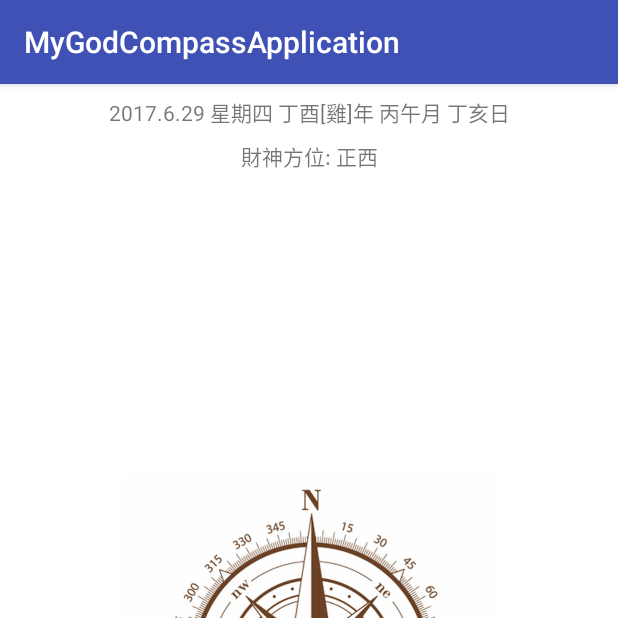
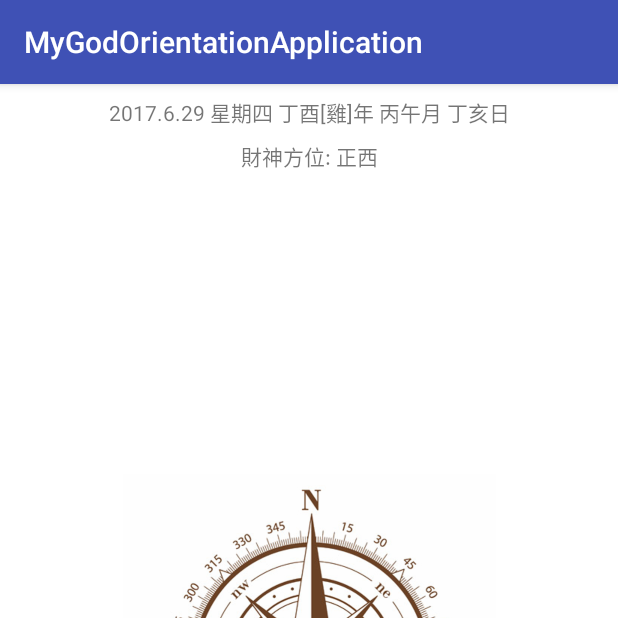
Before and after one commit to BryanYen0619/MyGodOrientationApplication, an Android app: the screen it shows after launch (MainActivity), on a phone screen of 412 x 824 dp, the top half of it. Run offline under Robolectric (Android 15) with nearby library versions, the phone set to English and light mode, and no system bars.

Commit message:
# refactor

```diff
--- a/app/build.gradle
+++ b/app/build.gradle
@@ -4,7 +4,7 @@ android {
     compileSdkVersion 26
     buildToolsVersion "26.0.0"
     defaultConfig {
-        applicationId "com.example.bryanyen.godcompassapplication"
+        applicationId 'com.example.bryanyen.godorientationapplication'
         minSdkVersion 16
         targetSdkVersion 26
         versionCode 1
@@ -17,10 +17,12 @@ android {
             proguardFiles getDefaultProguardFile('proguard-android.txt'), 'proguard-rules.pro'
         }
     }
+    productFlavors {
+    }
 }
 
 dependencies {
-    compile fileTree(dir: 'libs', include: ['*.jar'])
+    compile fileTree(include: ['*.jar'], dir: 'libs')
     androidTestCompile('com.android.support.test.espresso:espresso-core:2.2.2', {
         exclude group: 'com.android.support', module: 'support-annotations'
     })
--- a/app/src/main/AndroidManifest.xml
+++ b/app/src/main/AndroidManifest.xml
@@ -1,6 +1,6 @@
 <?xml version="1.0" encoding="utf-8"?>
 <manifest xmlns:android="http://schemas.android.com/apk/res/android"
-          package="com.example.bryanyen.godcompassapplication">
+          package="com.example.bryanyen.godorientationapplication">
 
     <application
         android:allowBackup="true"
--- a/app/src/main/java/com/example/bryanyen/godcompassapplication/MainActivity.java
+++ /dev/null
@@ -1,192 +0,0 @@
-package com.example.bryanyen.godcompassapplication;
-
-import android.hardware.Sensor;
-import android.hardware.SensorEvent;
-import android.hardware.SensorEventListener;
-import android.hardware.SensorManager;
-import android.os.Bundle;
-import android.support.v7.app.AppCompatActivity;
-import android.view.View;
-import android.view.animation.Animation;
-import android.view.animation.LinearInterpolator;
-import android.view.animation.RotateAnimation;
-import android.widget.ImageView;
-import android.widget.TextView;
-
-import java.util.Date;
-
-public class MainActivity extends AppCompatActivity {
-
-    private static final String TAG = "main";
-
-    private ImageView imageView;
-    private ImageView startImageView;
-    private TextView textView;
-
-    private SensorManager sensorManager;
-
-    private Sensor accelerometerSensor;
-    private Sensor magneticFieldSensor;
-    //    private Sensor orientationSensor;
-
-    private float[] accelerometerValues = new float[3];
-    private float[] magneticFieldValues = new float[3];
-    //    private float[] orientationValues = new float[3];
-
-    private float currentDegree = 0f;
-
-    private String whereGold;
-    private String compressText = "";
-
-    @Override
-    protected void onCreate(Bundle savedInstanceState) {
-        super.onCreate(savedInstanceState);
-        setContentView(R.layout.activity_main);
-
-        imageView = (ImageView) findViewById(R.id.imageView);
-        imageView.setDrawingCacheEnabled(true);
-
-        startImageView = (ImageView) findViewById(R.id.imageView3);
-
-        textView = (TextView) findViewById(R.id.textView);
-
-        sensorManager = (SensorManager) getSystemService(SENSOR_SERVICE);
-
-        accelerometerSensor = sensorManager.getDefaultSensor(Sensor.TYPE_ACCELEROMETER);
-        magneticFieldSensor = sensorManager.getDefaultSensor(Sensor.TYPE_MAGNETIC_FIELD);
-        //        orientationSensor = sensorManager.getDefaultSensor(Sensor.TYPE_ORIENTATION);
-
-
-        GoldDate goldDate = new GoldDate(new Date());
-        //                Log.d(TAG, "date :" + goldDate.getLunarDate());
-        //        Log.d(TAG, "date :" + goldDate.getLunarDay());
-        whereGold = goldDate.getMoneyGodData(getApplication());
-        //        Log.d(TAG, "gold :" + whereGold);
-
-        TextView textView = (TextView) findViewById(R.id.textView2);
-        textView.setText(goldDate.getLunarDate());
-
-        TextView whereGoldTextView = (TextView) findViewById(R.id.textView4);
-        whereGoldTextView.setText("財神方位: " + whereGold);
-
-        calculationOrientation();
-
-    }
-
-    @Override
-    protected void onResume() {
-        super.onResume();
-        sensorManager.registerListener(sensorEventListener, accelerometerSensor, SensorManager
-                .SENSOR_DELAY_NORMAL);
-        sensorManager.registerListener(sensorEventListener, magneticFieldSensor, SensorManager
-                .SENSOR_DELAY_NORMAL);
-        //        sensorManager.registerListener(sensorEventListener, orientationSensor, SensorManager
-        // .SENSOR_DELAY_NORMAL);
-
-        calculationOrientation();
-    }
-
-    public void onPause() {
-        sensorManager.unregisterListener(sensorEventListener);
-        super.onPause();
-    }
-
-    private SensorEventListener sensorEventListener = new SensorEventListener() {
-        public void onSensorChanged(SensorEvent sensorEvent) {
-
-            if (sensorEvent.sensor.getType() == Sensor.TYPE_MAGNETIC_FIELD) {
-                magneticFieldValues = sensorEvent.values;
-            }
-            if (sensorEvent.sensor.getType() == Sensor.TYPE_ACCELEROMETER) {
-                accelerometerValues = sensorEvent.values;
-            }
-
-            calculationOrientation();
-        }
-
-        @Override
-        public void onAccuracyChanged(Sensor sensor, int i) {
-
-        }
-    };
-
-    private void compassImageAnimation(float degree) {
-
-        RotateAnimation ra = new RotateAnimation(currentDegree, -degree, Animation.RELATIVE_TO_SELF, 0.5f,
-                Animation.RELATIVE_TO_SELF, 0.5f);
-        ra.setDuration(200);        // 動畫旋轉持續時間ms
-        ra.setFillAfter(true);      // 設置動畫結束後的保留狀態
-
-        LinearInterpolator linearInterpolator = new LinearInterpolator();   // 建立線性旋轉
-        ra.setInterpolator(linearInterpolator);
-
-        imageView.startAnimation(ra);
-        currentDegree = -degree;
-
-    }
-
-    private void calculationOrientation() {
-        float[] values = new float[3];
-        float[] rotation = new float[9];
-        SensorManager.getRotationMatrix(rotation, null, accelerometerValues, magneticFieldValues);
-        SensorManager.getOrientation(rotation, values);
-
-        // 極座標轉度
-        values[0] = (float) Math.toDegrees(values[0]);
-        //        Log.i(TAG, values[0] + "");
-        //values[1] = (float) Math.toDegrees(values[1]);
-        //values[2] = (float) Math.toDegrees(values[2]);
-
-        // 判斷座標落在的範圍
-        if (values[0] >= -11.25 && values[0] < 11.25) {
-            compressText = "北";
-        } else if (values[0] >= 11.25 && values[0] < 33.75) {
-            compressText = "東北偏北";
-        } else if (values[0] >= 33.75 && values[0] < 56.25) {
-            compressText = "東北";
-        } else if (values[0] >= 56.25 && values[0] < 78.75) {
-            compressText = "東北偏東";
-        } else if (values[0] >= 78.75 && values[0] < 102.25) {
-            compressText = "東";
-        } else if (values[0] >= 101.25 && values[0] < 123.75) {
-            compressText = "東南偏東";
-        } else if (values[0] >= 123.75 && values[0] < 146.25) {
-            compressText = "東南";
-        } else if (values[0] >= 146.25 && values[0] < 168.75) {
-            compressText = "東南偏南";
-        } else if (values[0] >= 168.75 && values[0] < -168.75) {
-            compressText = "南";
-        } else if (values[0] >= -168.75 && values[0] < -146.25) {
-            compressText = "西南偏南";
-        } else if (values[0] >= -146.25 && values[0] < -123.75) {
-            compressText = "西南";
-        } else if (values[0] >= -123.75 && values[0] < -102.25) {
-            compressText = "西南偏西";
-        } else if (values[0] >= -102.25 && values[0] < -78.75) {
-            compressText = "西";
-        } else if (values[0] >= -78.75 && values[0] < -56.25) {
-            compressText = "西北偏西";
-        } else if (values[0] >= -56.25 && values[0] < -33.75) {
-            compressText = "西北";
-        } else if (values[0] >= -33.75 && values[0] < -11.25) {
-            compressText = "西北偏北";
-        }
-
-        startImageView.setVisibility(View.INVISIBLE);
-        //        Log.i(TAG, compressText);
-        textView.setText(compressText);
-
-        compassImageAnimation(values[0]);
-        godImageShow(compressText, values[0]);
-    }
-
-    private void godImageShow(String compress, float value) {
-        if (compress.length() == 1) {
-            compress = "正" + compress;
-        }
-        if (compress.equals(whereGold)) {
-
-            startImageView.setVisibility(View.VISIBLE);
-        }
-    }
-}
--- a/app/src/main/java/com/example/bryanyen/godcompassapplication/DataBaseHelper.java
+++ b/app/src/main/java/com/example/bryanyen/godorientationapplication/DataBaseHelper.java
@@ -1,4 +1,4 @@
-package com.example.bryanyen.godcompassapplication;
+package com.example.bryanyen.godorientationapplication;
 
 import android.content.Context;
 import android.database.SQLException;
--- a/app/src/main/java/com/example/bryanyen/godcompassapplication/GoldDate.java
+++ b/app/src/main/java/com/example/bryanyen/godorientationapplication/LunarCalendar.java
@@ -1,4 +1,4 @@
-package com.example.bryanyen.godcompassapplication;
+package com.example.bryanyen.godorientationapplication;
 
 import android.content.Context;
 import android.database.Cursor;
@@ -18,7 +18,7 @@ import java.util.Locale;
  * 農曆計算工具
  */
 
-public class GoldDate {
+public class LunarCalendar {
 
     private static final String TAG = "godData";
 
@@ -63,12 +63,12 @@ public class GoldDate {
     private static String[] monthNong = {"正", "正", "二", "三", "四", "五", "六", "七", "八", "九", "十", "十一", "十二"};
     private static String[] yearName = {"零", "壹", "貳", "叁", "肆", "伍", "陸", "柒", "捌", "玖"};
 
-    public GoldDate() {
+    public LunarCalendar() {
         this.calendar = Calendar.getInstance(Locale.SIMPLIFIED_CHINESE);
         convert();// 轉換日期
     }
 
-    public GoldDate(int year, int month, int day) {
+    public LunarCalendar(int year, int month, int day) {
         calendar = Calendar.getInstance();
         calendar.set(year, month - 1, day);
         convert();// 轉換日期
@@ -81,19 +81,19 @@ public class GoldDate {
      * @param hourOfDay 24小時制(0-23)
      * @param minute    分鐘
      */
-    public GoldDate(int year, int month, int day, int hourOfDay, int minute) {
+    public LunarCalendar(int year, int month, int day, int hourOfDay, int minute) {
         calendar = Calendar.getInstance();
         calendar.set(year, month - 1, day, hourOfDay, minute);
         convert();// 轉換日期
     }
 
-    public GoldDate(Date date) {
+    public LunarCalendar(Date date) {
         calendar = Calendar.getInstance();
         calendar.setTime(date);
         convert();// 轉換日期
     }
 
-    public GoldDate(Calendar calendar) {
+    public LunarCalendar(Calendar calendar) {
         this.calendar = calendar;
         convert();// 轉換日期
     }
--- /dev/null
+++ b/app/src/main/java/com/example/bryanyen/godorientationapplication/MainActivity.java
@@ -0,0 +1,211 @@
+package com.example.bryanyen.godorientationapplication;
+
+import android.hardware.Sensor;
+import android.hardware.SensorEvent;
+import android.hardware.SensorEventListener;
+import android.hardware.SensorManager;
+import android.os.Bundle;
+import android.support.v7.app.AppCompatActivity;
+import android.view.View;
+import android.view.animation.Animation;
+import android.view.animation.AnimationUtils;
+import android.view.animation.LinearInterpolator;
+import android.view.animation.RotateAnimation;
+import android.widget.ImageView;
+import android.widget.TextView;
+
+import java.util.Date;
+
+public class MainActivity extends AppCompatActivity {
+
+    private static final String TAG = "main";
+
+    private ImageView mCompassImageView;
+    private ImageView mMoneyGodImageView;
+    private TextView mOrientationTextView;
+
+    private SensorManager mSensorManager;
+
+    private Sensor mAccelerometerSensor;
+    private Sensor mMagneticFieldSensor;
+
+    private float[] accelerometerValues = new float[3];
+    private float[] magneticFieldValues = new float[3];
+
+    private float currentDegree = 0f;
+
+    private String godOrientation;
+    private String compassOrientation;
+
+    private Animation mAlphaInAnimation;
+    private Animation mAlphaOutAnimation;
+
+    @Override
+    protected void onCreate(Bundle savedInstanceState) {
+        super.onCreate(savedInstanceState);
+        setContentView(R.layout.activity_main);
+
+        mCompassImageView = (ImageView) findViewById(R.id.imageView);
+        mMoneyGodImageView = (ImageView) findViewById(R.id.imageView3);
+        mOrientationTextView = (TextView) findViewById(R.id.textView);
+        TextView textView = (TextView) findViewById(R.id.textView2);
+        TextView whereGoldTextView = (TextView) findViewById(R.id.textView4);
+
+        mSensorManager = (SensorManager) getSystemService(SENSOR_SERVICE);
+        mAccelerometerSensor = mSensorManager.getDefaultSensor(Sensor.TYPE_ACCELEROMETER);
+        mMagneticFieldSensor = mSensorManager.getDefaultSensor(Sensor.TYPE_MAGNETIC_FIELD);
+
+        LunarCalendar lunarCalendar = new LunarCalendar(new Date());
+        godOrientation = lunarCalendar.getMoneyGodData(getApplication());
+
+        textView.setText(lunarCalendar.getLunarDate());
+        whereGoldTextView.setText("財神方位: " + godOrientation);
+        mCompassImageView.setDrawingCacheEnabled(true);
+
+        mAlphaInAnimation = AnimationUtils.loadAnimation(this, R.anim.solid_in);
+        mAlphaOutAnimation = AnimationUtils.loadAnimation(this, R.anim.solid_out);
+
+        getCompassOrientation();
+
+    }
+
+    @Override
+    protected void onResume() {
+        super.onResume();
+        mSensorManager.registerListener(sensorEventListener, mAccelerometerSensor, SensorManager
+                .SENSOR_DELAY_NORMAL);
+        mSensorManager.registerListener(sensorEventListener, mMagneticFieldSensor, SensorManager
+                .SENSOR_DELAY_NORMAL);
+
+        getCompassOrientation();
+    }
+
+    public void onPause() {
+        mSensorManager.unregisterListener(sensorEventListener);
+        super.onPause();
+    }
+
+    private SensorEventListener sensorEventListener = new SensorEventListener() {
+        public void onSensorChanged(SensorEvent sensorEvent) {
+
+            if (sensorEvent.sensor.getType() == Sensor.TYPE_MAGNETIC_FIELD) {
+                magneticFieldValues = sensorEvent.values;
+            }
+            if (sensorEvent.sensor.getType() == Sensor.TYPE_ACCELEROMETER) {
+                accelerometerValues = sensorEvent.values;
+            }
+
+            getCompassOrientation();
+        }
+
+        @Override
+        public void onAccuracyChanged(Sensor sensor, int i) {
+
+        }
+    };
+
+    private void compassImageAnimation(float degree) {
+
+        RotateAnimation ra = new RotateAnimation(currentDegree, -degree, Animation.RELATIVE_TO_SELF, 0.5f,
+                Animation.RELATIVE_TO_SELF, 0.5f);
+        ra.setDuration(200);        // 動畫旋轉持續時間ms
+        ra.setFillAfter(true);      // 設置動畫結束後的保留狀態
+
+        LinearInterpolator linearInterpolator = new LinearInterpolator();   // 建立線性旋轉
+        ra.setInterpolator(linearInterpolator);
+
+        mCompassImageView.startAnimation(ra);
+        currentDegree = -degree;
+
+    }
+
+    private void getCompassOrientation() {
+        float[] values = new float[3];
+        float[] rotation = new float[9];
+        SensorManager.getRotationMatrix(rotation, null, accelerometerValues, magneticFieldValues);
+        SensorManager.getOrientation(rotation, values);
+
+        // 極座標轉度
+        values[0] = (float) Math.toDegrees(values[0]);
+        //        Log.i(TAG, values[0] + "");
+        //values[1] = (float) Math.toDegrees(values[1]);
+        //values[2] = (float) Math.toDegrees(values[2]);
+
+        double maxValue = 0;
+        // 判斷座標落在的範圍
+        if (values[0] >= -11.25 && values[0] < 11.25) {
+            compassOrientation = "北";
+            maxValue = 0;
+        } else if (values[0] >= 11.25 && values[0] < 33.75) {
+            compassOrientation = "東北偏北";
+            maxValue = 22.5;
+        } else if (values[0] >= 33.75 && values[0] < 56.25) {
+            compassOrientation = "東北";
+            maxValue = 45;
+        } else if (values[0] >= 56.25 && values[0] < 78.75) {
+            compassOrientation = "東北偏東";
+            maxValue = 67.5;
+        } else if (values[0] >= 78.75 && values[0] < 102.25) {
+            compassOrientation = "東";
+            maxValue = 90;
+        } else if (values[0] >= 101.25 && values[0] < 123.75) {
+            compassOrientation = "東南偏東";
+            maxValue = 112.5;
+        } else if (values[0] >= 123.75 && values[0] < 146.25) {
+            compassOrientation = "東南";
+            maxValue = 135;
+        } else if (values[0] >= 146.25 && values[0] < 168.75) {
+            compassOrientation = "東南偏南";
+            maxValue = 157.5;
+        } else if (values[0] >= 168.75 && values[0] < -168.75) {
+            compassOrientation = "南";
+            maxValue = 180;
+        } else if (values[0] >= -168.75 && values[0] < -146.25) {
+            compassOrientation = "西南偏南";
+            maxValue = -157.5;
+        } else if (values[0] >= -146.25 && values[0] < -123.75) {
+            compassOrientation = "西南";
+            maxValue = -135;
+        } else if (values[0] >= -123.75 && values[0] < -102.25) {
+            compassOrientation = "西南偏西";
+            maxValue = -112.5;
+        } else if (values[0] >= -102.25 && values[0] < -78.75) {
+            compassOrientation = "西";
+            maxValue = -90;
+        } else if (values[0] >= -78.75 && values[0] < -56.25) {
+            compassOrientation = "西北偏西";
+            maxValue = -67.5;
+        } else if (values[0] >= -56.25 && values[0] < -33.75) {
+            compassOrientation = "西北";
+            maxValue = -45;
+        } else if (values[0] >= -33.75 && values[0] < -11.25) {
+            compassOrientation = "西北偏北";
+            maxValue = -22.5;
+        }
+
+        mMoneyGodImageView.setVisibility(View.INVISIBLE);
+        //        Log.i(TAG, compassOrientation);
+        mOrientationTextView.setText(compassOrientation);
+
+        compassImageAnimation(values[0]);
+        godImageShow(compassOrientation, values[0], maxValue);
+    }
+
+    private void godImageShow(String compress, float value, double maxValue) {
+        if (compress.length() == 1) {
+            compress = "正" + compress;
+        }
+
+        if (compress.equals(godOrientation)) {
+            mMoneyGodImageView.setVisibility(View.VISIBLE);
+
+            if (value < maxValue - 10) {
+                mMoneyGodImageView.startAnimation(mAlphaInAnimation);
+            }
+
+            if (value > maxValue + 10) {
+                mMoneyGodImageView.startAnimation(mAlphaOutAnimation);
+            }
+        }
+    }
+}
--- a/app/src/main/res/values/strings.xml
+++ b/app/src/main/res/values/strings.xml
@@ -1,3 +1,3 @@
 <resources>
-    <string name="app_name">MyGodCompassApplication</string>
+    <string name="app_name">MyGodOrientationApplication</string>
 </resources>
```
Also changed, not shown: app/src/main/res/anim/solid_in.xml (added, +8 -0 lines), app/src/main/res/anim/solid_out.xml (added, +7 -0 lines), 4 other files.
